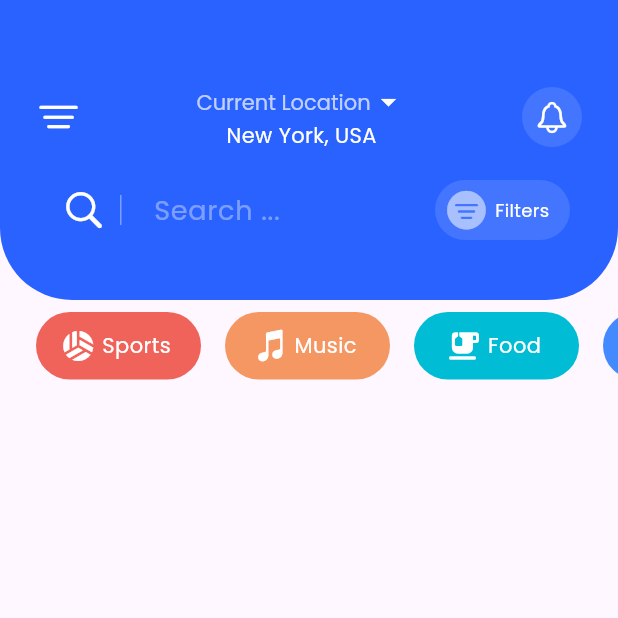
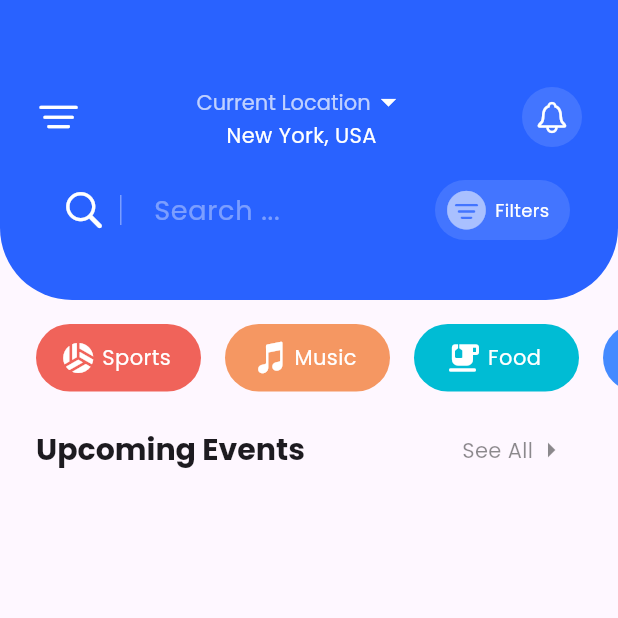
Before and after one commit to muzzammil763/event_booking_ui, a Flutter app: the HomeScreen screen opened directly, on a phone screen of 412 x 824 dp, the top half of it. Run offline on Flutter 3.47's test engine with Material 3 defaults, Android fonts, the phone set to English and light mode, and no system bars; our stand-ins replace google_fonts.

Commit message:
added more in home screen

```diff
--- a/lib/Screens/home.dart
+++ b/lib/Screens/home.dart
@@ -10,8 +10,46 @@ class HomeScreen extends StatelessWidget {
       body: Column(
         children: [
           topcontainer(),
-          const SizedBox(height: 8),
+          const SizedBox(height: 16),
           categoryscrollview(),
+          const SizedBox(height: 24),
+          Padding(
+            padding: const EdgeInsets.symmetric(
+              horizontal: 24,
+            ),
+            child: Row(
+              crossAxisAlignment: CrossAxisAlignment.center,
+              children: [
+                const Text(
+                  "Upcoming Events",
+                  style: TextStyle(
+                    fontSize: 20,
+                    letterSpacing: 0,
+                    fontWeight: FontWeight.bold,
+                  ),
+                ),
+                const Spacer(),
+                Container(
+                  height: 30,
+                  width: 80,
+                  child: const Row(
+                    children: [
+                      Text(
+                        "See All",
+                        style: TextStyle(
+                          color: Colors.black45,
+                        ),
+                      ),
+                      Icon(
+                        Icons.arrow_right,
+                        color: Colors.black45,
+                      ),
+                    ],
+                  ),
+                )
+              ],
+            ),
+          )
         ],
       ),
     );
```
